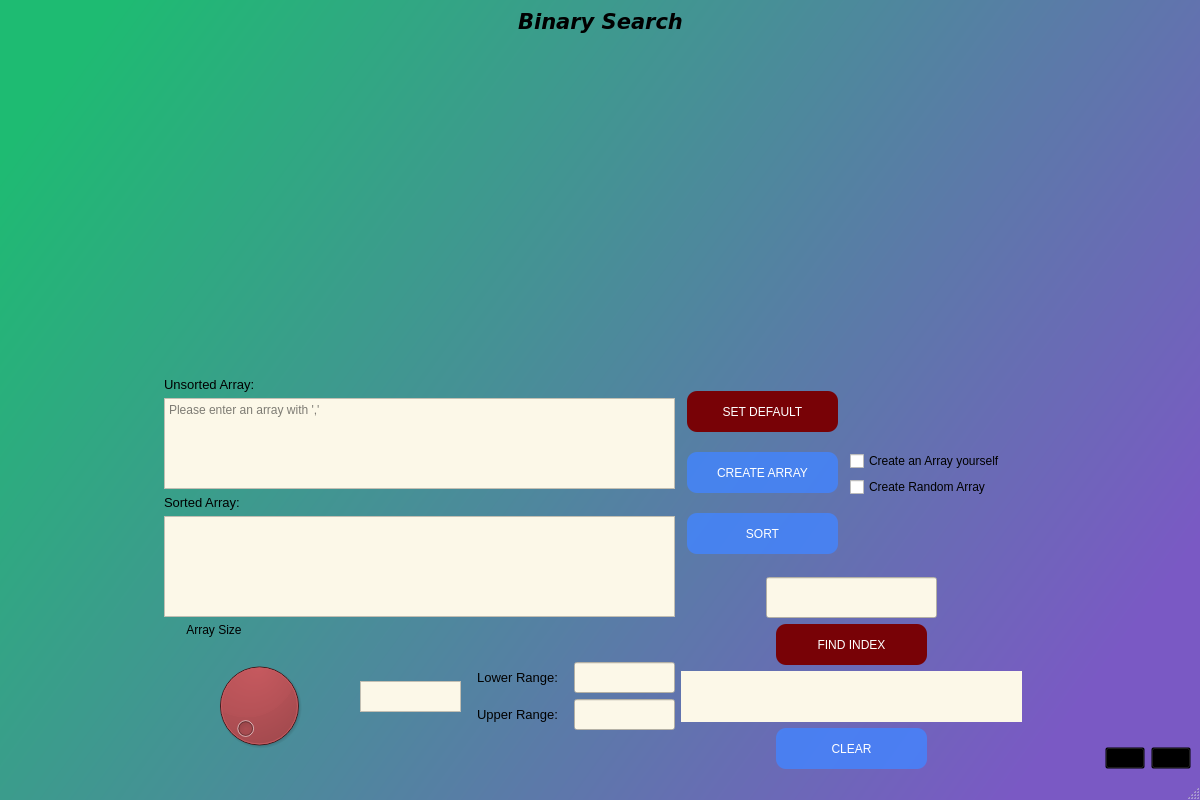
First picture: the form in qt_designer_ozan/binary_search_uiqt.ui, repository ozan-git/Sorting-Algorithms-Visualisation, before the edit.
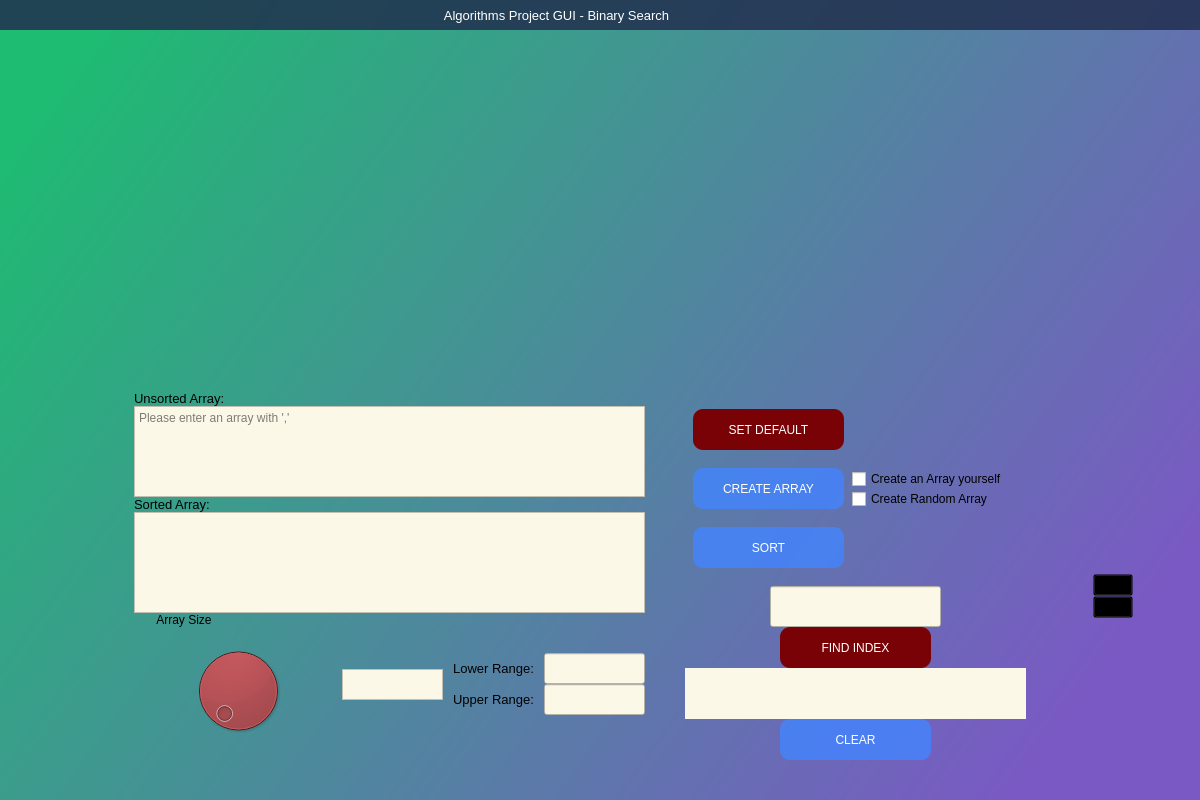
Second picture: the form after the edit. Icons and pictures are not drawn. Custom widgets are drawn as their Qt base class.

Commit message: Custom title bar Widget

```diff
--- a/qt_designer_ozan/binary_search_uiqt.ui
+++ b/qt_designer_ozan/binary_search_uiqt.ui
@@ -31,65 +31,387 @@
 }</string>
   </property>
   <widget class="QWidget" name="centralwidget">
-   <layout class="QVBoxLayout" name="verticalLayout_15">
+   <layout class="QVBoxLayout" name="verticalLayout_18">
+    <property name="spacing">
+     <number>0</number>
+    </property>
+    <property name="leftMargin">
+     <number>0</number>
+    </property>
+    <property name="topMargin">
+     <number>0</number>
+    </property>
+    <property name="rightMargin">
+     <number>0</number>
+    </property>
+    <property name="bottomMargin">
+     <number>0</number>
+    </property>
     <item>
-     <layout class="QHBoxLayout" name="horizontalLayout">
+     <layout class="QVBoxLayout" name="frame_main_binary">
+      <property name="spacing">
+       <number>0</number>
+      </property>
       <item>
-       <spacer name="horizontalSpacer">
-        <property name="orientation">
-         <enum>Qt::Horizontal</enum>
+       <widget class="QFrame" name="frame_top_binary">
+        <property name="minimumSize">
+         <size>
+          <width>1180</width>
+          <height>0</height>
+         </size>
         </property>
-        <property name="sizeHint" stdset="0">
+        <property name="maximumSize">
          <size>
-          <width>40</width>
-          <height>20</height>
+          <width>16777215</width>
+          <height>60</height>
          </size>
         </property>
-       </spacer>
+        <property name="styleSheet">
+         <string notr="true">background-color: transparent;</string>
+        </property>
+        <property name="frameShape">
+         <enum>QFrame::NoFrame</enum>
+        </property>
+        <property name="frameShadow">
+         <enum>QFrame::Raised</enum>
+        </property>
+        <layout class="QHBoxLayout" name="horizontalLayout_22">
+         <property name="spacing">
+          <number>0</number>
+         </property>
+         <property name="leftMargin">
+          <number>0</number>
+         </property>
+         <property name="topMargin">
+          <number>0</number>
+         </property>
+         <property name="rightMargin">
+          <number>0</number>
+         </property>
+         <property name="bottomMargin">
+          <number>0</number>
+         </property>
+         <item>
+          <widget class="QFrame" name="frame_top_right_3">
+           <property name="styleSheet">
+            <string notr="true">background: transparent;</string>
+           </property>
+           <property name="frameShape">
+            <enum>QFrame::NoFrame</enum>
+           </property>
+           <property name="frameShadow">
+            <enum>QFrame::Raised</enum>
+           </property>
+           <layout class="QVBoxLayout" name="verticalLayout_17">
+            <property name="spacing">
+             <number>0</number>
+            </property>
+            <property name="leftMargin">
+             <number>0</number>
+            </property>
+            <property name="topMargin">
+             <number>0</number>
+            </property>
+            <property name="rightMargin">
+             <number>0</number>
+            </property>
+            <property name="bottomMargin">
+             <number>0</number>
+            </property>
+            <item>
+             <widget class="QFrame" name="frame_top_btns_3">
+              <property name="maximumSize">
+               <size>
+                <width>16777215</width>
+                <height>30</height>
+               </size>
+              </property>
+              <property name="styleSheet">
+               <string notr="true">background-color: rgba(33, 45, 76, 150);</string>
+              </property>
+              <property name="frameShape">
+               <enum>QFrame::NoFrame</enum>
+              </property>
+              <property name="frameShadow">
+               <enum>QFrame::Raised</enum>
+              </property>
+              <layout class="QHBoxLayout" name="horizontalLayout_23">
+               <property name="spacing">
+                <number>0</number>
+               </property>
+               <property name="leftMargin">
+                <number>0</number>
+               </property>
+               <property name="topMargin">
+                <number>0</number>
+               </property>
+               <property name="rightMargin">
+                <number>0</number>
+               </property>
+               <property name="bottomMargin">
+                <number>0</number>
+               </property>
+               <item>
+                <widget class="QFrame" name="frame_label_top_btns_3">
+                 <property name="minimumSize">
+                  <size>
+                   <width>0</width>
+                   <height>30</height>
+                  </size>
+                 </property>
+                 <property name="frameShape">
+                  <enum>QFrame::NoFrame</enum>
+                 </property>
+                 <property name="frameShadow">
+                  <enum>QFrame::Raised</enum>
+                 </property>
+                 <layout class="QHBoxLayout" name="horizontalLayout_24">
+                  <property name="spacing">
+                   <number>0</number>
+                  </property>
+                  <property name="leftMargin">
+                   <number>8</number>
+                  </property>
+                  <property name="topMargin">
+                   <number>0</number>
+                  </property>
+                  <property name="rightMargin">
+                   <number>10</number>
+                  </property>
+                  <property name="bottomMargin">
+                   <number>0</number>
+                  </property>
+                  <item>
+                   <widget class="QFrame" name="frame_icon_top_bar_3">
+                    <property name="minimumSize">
+                     <size>
+                      <width>0</width>
+                      <height>30</height>
+                     </size>
+                    </property>
+                    <property name="maximumSize">
+                     <size>
+                      <width>30</width>
+                      <height>30</height>
+                     </size>
+                    </property>
+                    <property name="styleSheet">
+                     <string notr="true">background: transparent;
+image: url(:/images/images/shutter_speed_white_24dp.svg);
+background-position: center;
+background-repeat: no-repeat;</string>
+                    </property>
+                    <property name="frameShape">
+                     <enum>QFrame::StyledPanel</enum>
+                    </property>
+                    <property name="frameShadow">
+                     <enum>QFrame::Raised</enum>
+                    </property>
+                   </widget>
       </item>
       <item>
-       <widget class="QLabel" name="label_12">
+                   <widget class="QLabel" name="label_title_bar_top_3">
         <property name="minimumSize">
          <size>
-          <width>271</width>
-          <height>25</height>
-         </size>
-        </property>
-        <property name="maximumSize">
-         <size>
-          <width>271</width>
-          <height>25</height>
+                      <width>0</width>
+                      <height>30</height>
          </size>
         </property>
         <property name="font">
          <font>
-          <family>Verdana</family>
-          <pointsize>12</pointsize>
-          <weight>75</weight>
-          <bold>true</bold>
-          <kerning>true</kerning>
-         </font>
-        </property>
+                      <family>Segoe UI</family>
+                      <pointsize>10</pointsize>
+                      <weight>50</weight>
+                      <bold>false</bold>
+                     </font>
+                    </property>
+                    <property name="styleSheet">
+                     <string notr="true">background: transparent;
+margin-left: 5px;
+color: rgb(255, 255, 255);</string>
+                    </property>
         <property name="text">
-         <string>&lt;html&gt;&lt;head/&gt;&lt;body&gt;&lt;p align=&quot;center&quot;&gt;&lt;span style=&quot; font-size:16pt; font-style:italic; color:#000000;&quot;&gt;Binary Search&lt;/span&gt;&lt;/p&gt;&lt;/body&gt;&lt;/html&gt;</string>
-        </property>
-       </widget>
-      </item>
+                     <string>Algorithms Project GUI - Binary Search</string>
+                    </property>
+                    <property name="alignment">
+                     <set>Qt::AlignCenter</set>
+                    </property>
+                   </widget>
+                  </item>
+                 </layout>
+                </widget>
+               </item>
       <item>
-       <spacer name="horizontalSpacer_2">
+                <widget class="QFrame" name="frame_btns_right_3">
+                 <property name="maximumSize">
+                  <size>
+                   <width>120</width>
+                   <height>16777215</height>
+                  </size>
+                 </property>
+                 <property name="frameShape">
+                  <enum>QFrame::NoFrame</enum>
+                 </property>
+                 <property name="frameShadow">
+                  <enum>QFrame::Raised</enum>
+                 </property>
+                 <layout class="QHBoxLayout" name="horizontalLayout_25">
+                  <property name="spacing">
+                   <number>0</number>
+                  </property>
+                  <property name="leftMargin">
+                   <number>0</number>
+                  </property>
+                  <property name="topMargin">
+                   <number>0</number>
+                  </property>
+                  <property name="rightMargin">
+                   <number>0</number>
+                  </property>
+                  <property name="bottomMargin">
+                   <number>0</number>
+                  </property>
+                  <item>
+                   <widget class="QPushButton" name="btn_minimize_3">
+                    <property name="sizePolicy">
+                     <sizepolicy hsizetype="Minimum" vsizetype="Expanding">
+                      <horstretch>0</horstretch>
+                      <verstretch>0</verstretch>
+                     </sizepolicy>
+                    </property>
+                    <property name="minimumSize">
+                     <size>
+                      <width>0</width>
+                      <height>30</height>
+                     </size>
+                    </property>
+                    <property name="toolTip">
+                     <string>Minimize</string>
+                    </property>
+                    <property name="styleSheet">
+                     <string notr="true">QPushButton {	
+	border: none;
+	background-color: transparent;
+}
+QPushButton:hover {
+	background-color: rgb(44, 49, 60)
+}
+QPushButton:pressed {	
+	background-color: rgb(85, 170, 255);
+}</string>
+                    </property>
+                    <property name="text">
+                     <string/>
+                    </property>
+                    <property name="icon">
+                     <iconset>
+                      <normaloff>../images/minimize_white_24dp.svg</normaloff>../images/minimize_white_24dp.svg</iconset>
+                    </property>
+                   </widget>
+                  </item>
+                  <item>
+                   <widget class="QPushButton" name="btn_maximize_restore_3">
+                    <property name="sizePolicy">
+                     <sizepolicy hsizetype="Minimum" vsizetype="Expanding">
+                      <horstretch>0</horstretch>
+                      <verstretch>0</verstretch>
+                     </sizepolicy>
+                    </property>
+                    <property name="minimumSize">
+                     <size>
+                      <width>0</width>
+                      <height>30</height>
+                     </size>
+                    </property>
+                    <property name="toolTip">
+                     <string>Maximize</string>
+                    </property>
+                    <property name="styleSheet">
+                     <string notr="true">QPushButton {	
+	border: none;
+	background-color: transparent;
+}
+QPushButton:hover {
+	background-color: rgb(44, 49, 60)
+}
+QPushButton:pressed {	
+	background-color: rgb(85, 170, 255);
+}</string>
+                    </property>
+                    <property name="text">
+                     <string/>
+                    </property>
+                    <property name="icon">
+                     <iconset>
+                      <normaloff>../images/open_in_full_white_24dp.svg</normaloff>../images/open_in_full_white_24dp.svg</iconset>
+                    </property>
+                   </widget>
+                  </item>
+                  <item>
+                   <widget class="QPushButton" name="btn_close_3">
+                    <property name="sizePolicy">
+                     <sizepolicy hsizetype="Minimum" vsizetype="Expanding">
+                      <horstretch>0</horstretch>
+                      <verstretch>0</verstretch>
+                     </sizepolicy>
+                    </property>
+                    <property name="minimumSize">
+                     <size>
+                      <width>0</width>
+                      <height>30</height>
+                     </size>
+                    </property>
+                    <property name="toolTip">
+                     <string>Close</string>
+                    </property>
+                    <property name="styleSheet">
+                     <string notr="true">QPushButton {	
+	border: none;
+	background-color: transparent;
+}
+QPushButton:hover {
+	background-color: rgb(44, 49, 60)
+}
+QPushButton:pressed {	
+	background-color: rgb(85, 170, 255);
+}</string>
+                    </property>
+                    <property name="text">
+                     <string/>
+                    </property>
+                    <property name="icon">
+                     <iconset>
+                      <normaloff>../images/close_white_24dp.svg</normaloff>../images/close_white_24dp.svg</iconset>
+                    </property>
+                   </widget>
+                  </item>
+                 </layout>
+                </widget>
+               </item>
+              </layout>
+             </widget>
+            </item>
+            <item>
+             <spacer name="verticalSpacer_10">
         <property name="orientation">
-         <enum>Qt::Horizontal</enum>
+               <enum>Qt::Vertical</enum>
         </property>
         <property name="sizeHint" stdset="0">
          <size>
-          <width>40</width>
-          <height>20</height>
+                <width>20</width>
+                <height>40</height>
          </size>
         </property>
        </spacer>
       </item>
      </layout>
-    </item>
+          </widget>
+         </item>
+        </layout>
+       </widget>
+      </item>
+      <item>
+       <layout class="QVBoxLayout" name="frame_center_binary">
     <item>
      <layout class="QHBoxLayout" name="horizontalLayout_2">
       <item>
@@ -502,8 +824,34 @@
             </item>
            </layout>
           </item>
-         </layout>
-        </item>
+              <item>
+               <spacer name="verticalSpacer_12">
+                <property name="orientation">
+                 <enum>Qt::Vertical</enum>
+                </property>
+                <property name="sizeHint" stdset="0">
+                 <size>
+                  <width>20</width>
+                  <height>40</height>
+                 </size>
+                </property>
+               </spacer>
+              </item>
+             </layout>
+            </item>
+            <item>
+             <spacer name="horizontalSpacer">
+              <property name="orientation">
+               <enum>Qt::Horizontal</enum>
+              </property>
+              <property name="sizeHint" stdset="0">
+               <size>
+                <width>40</width>
+                <height>20</height>
+               </size>
+              </property>
+             </spacer>
+            </item>
         <item>
          <layout class="QVBoxLayout" name="verticalLayout_14">
           <item>
@@ -906,6 +1254,19 @@
               </item>
              </layout>
             </item>
+                <item>
+                 <spacer name="verticalSpacer_11">
+                  <property name="orientation">
+                   <enum>Qt::Vertical</enum>
+                  </property>
+                  <property name="sizeHint" stdset="0">
+                   <size>
+                    <width>20</width>
+                    <height>40</height>
+                   </size>
+                  </property>
+                 </spacer>
+                </item>
            </layout>
           </item>
          </layout>
@@ -941,8 +1302,6 @@
          </spacer>
         </item>
         <item>
-         <layout class="QHBoxLayout" name="horizontalLayout_13">
-          <item>
            <widget class="QPushButton" name="mic_btn">
             <property name="styleSheet">
              <string notr="true">#mic_btn{background-color: rgba(0,0,0,0);}
@@ -966,6 +1325,8 @@
            </widget>
           </item>
           <item>
+             <layout class="QHBoxLayout" name="horizontalLayout_13">
+              <item>
            <widget class="QPushButton" name="back_btn">
             <property name="toolTip">
              <string>Back to Menu</string>
@@ -993,13 +1354,42 @@
           </item>
          </layout>
         </item>
+            <item>
+             <spacer name="verticalSpacer_13">
+              <property name="orientation">
+               <enum>Qt::Vertical</enum>
+              </property>
+              <property name="sizeHint" stdset="0">
+               <size>
+                <width>20</width>
+                <height>40</height>
+               </size>
+              </property>
+             </spacer>
+            </item>
+           </layout>
+          </item>
+          <item>
+           <spacer name="horizontalSpacer_2">
+            <property name="orientation">
+             <enum>Qt::Horizontal</enum>
+            </property>
+            <property name="sizeHint" stdset="0">
+             <size>
+              <width>40</width>
+              <height>20</height>
+             </size>
+            </property>
+           </spacer>
+          </item>
+         </layout>
+        </item>
        </layout>
       </item>
      </layout>
     </item>
    </layout>
   </widget>
-  <widget class="QStatusBar" name="statusbar"/>
  </widget>
  <customwidgets>
   <customwidget>
```
Left out of the diff: 2 changed lines with no effect on the pictures. Lines whose indentation alone changed are shown as unchanged. The commit also changes 7 other files.
